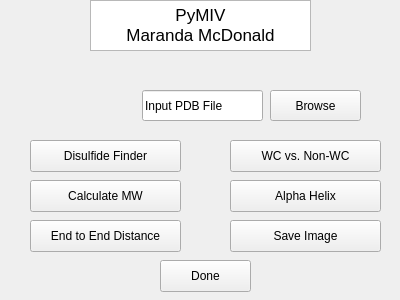
Qt form pymolGUI.ui (MarandaMcDonald/PyMIV) before a commit.
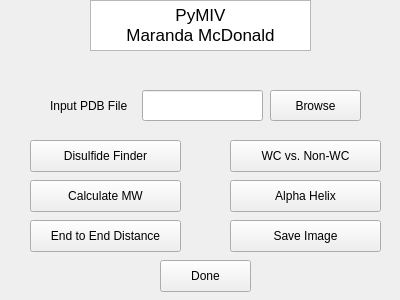
The same form after that commit.

The edit to the form file:
```diff
--- a/pymolGUI.ui
+++ b/pymolGUI.ui
@@ -93,7 +93,7 @@
     </rect>
    </property>
    <property name="text">
-    <string>Input PDB File</string>
+    <string/>
    </property>
   </widget>
   <widget class="QPushButton" name="endToEndDistance">
@@ -148,6 +148,19 @@
     <string>Browse</string>
    </property>
   </widget>
+  <widget class="QLabel" name="label">
+   <property name="geometry">
+    <rect>
+     <x>50</x>
+     <y>90</y>
+     <width>91</width>
+     <height>31</height>
+    </rect>
+   </property>
+   <property name="text">
+    <string>Input PDB File</string>
+   </property>
+  </widget>
  </widget>
  <resources/>
  <connections/>
```
